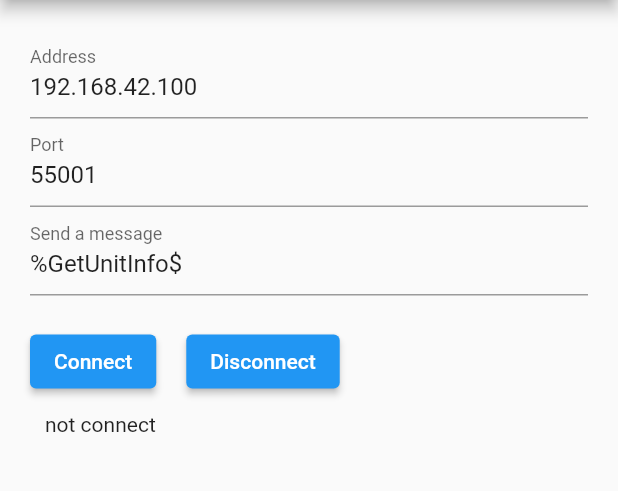
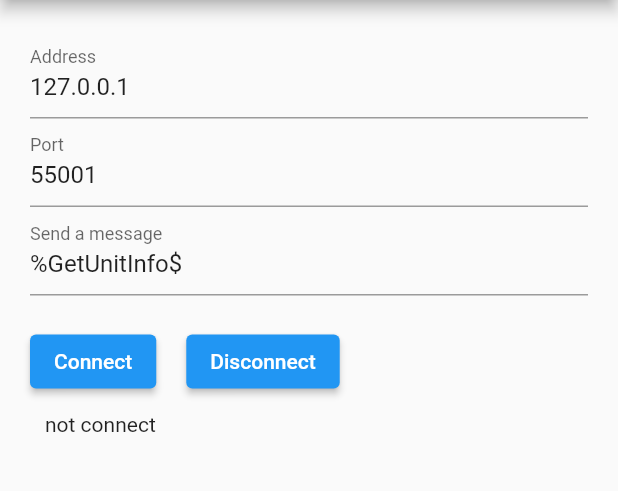
Before and after one commit to sota1111/flut, a Flutter app: the screen it shows after launch, on a phone screen of 412 x 824 dp, the part 84-575 px from its top. Run offline on Flutter 3.47's test engine with Material 2 defaults, Android fonts, the phone set to English and light mode, and no system bars; our stand-ins replace flutter_riverpod, hive, hive_flutter, screenshot, share_plus; accounts and stored records are empty.

Commit message:
localhostでソケット通信動作確認完了

```diff
--- a/socket_client/lib/main.dart
+++ b/socket_client/lib/main.dart
@@ -33,7 +33,8 @@ class MyHomePage extends StatefulWidget {
 }
 
 class _MyHomePageState extends State<MyHomePage> {
-  final TextEditingController _addressController = TextEditingController(text: '192.168.42.100');
+  //final TextEditingController _addressController = TextEditingController(text: '192.168.42.100');
+  final TextEditingController _addressController = TextEditingController(text: '127.0.0.1');
   final TextEditingController _portController = TextEditingController(text: '55001');
   final TextEditingController _sendMessage = TextEditingController(text: '%GetUnitInfo\$');
   Socket? socket;
```
